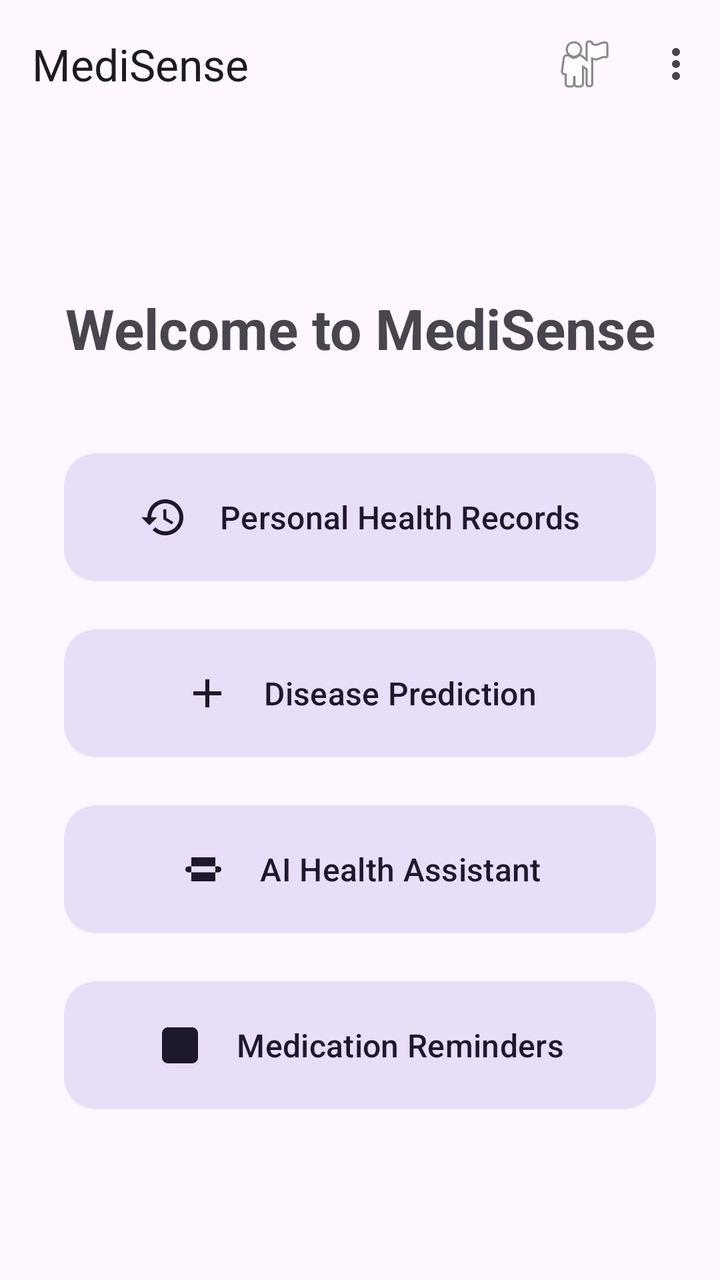
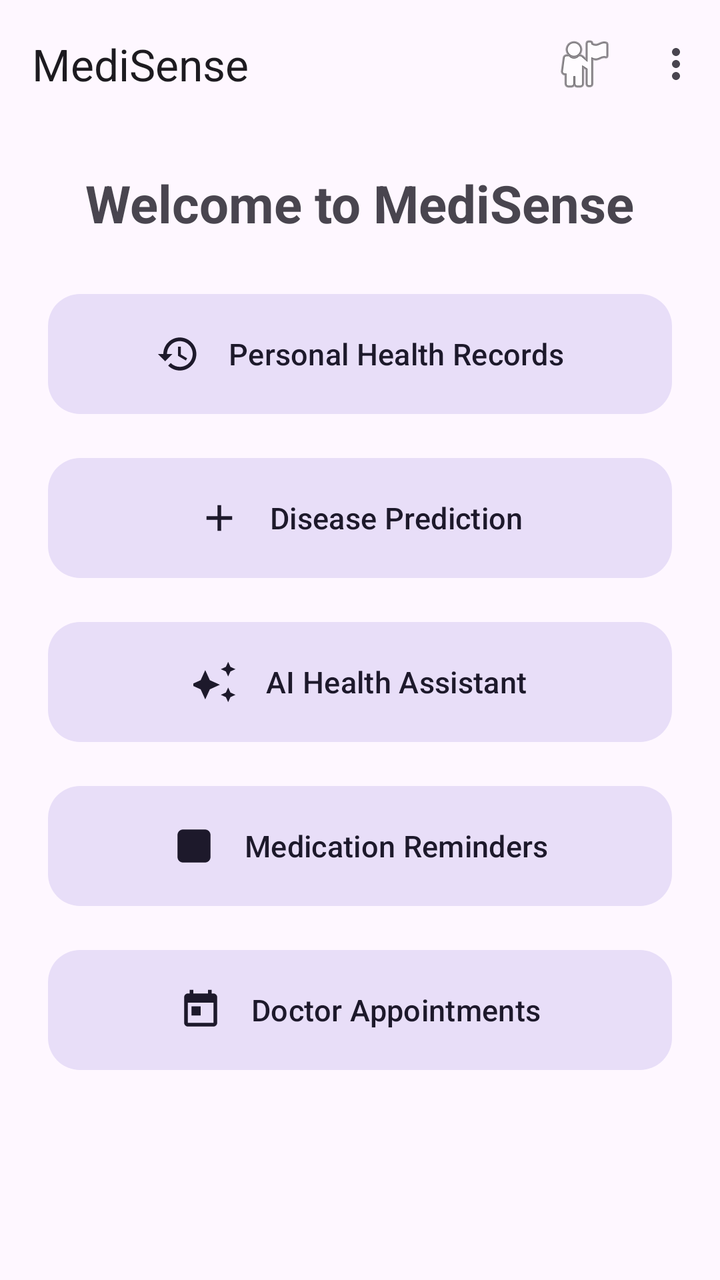

Two renders of the same Android screen: before a commit and after it. Below are the layout's source before the change and the commit's diff.
<!-- AndroidManifest.xml: application theme Theme.Medisense -->
<!-- res/layout/fragment_dashboard.xml -->
<?xml version="1.0" encoding="utf-8"?>
<androidx.constraintlayout.widget.ConstraintLayout xmlns:android="http://schemas.android.com/apk/res/android"
    xmlns:app="http://schemas.android.com/apk/res-auto"
    xmlns:tools="http://schemas.android.com/tools"
    android:layout_width="match_parent"
    android:layout_height="match_parent"
    tools:context=".ui.dashboard.DashboardFragment">

    <com.google.android.material.appbar.AppBarLayout
        android:id="@+id/appBarLayout"
        android:layout_width="match_parent"
        android:layout_height="wrap_content"
        app:layout_constraintTop_toTopOf="parent">

        <com.google.android.material.appbar.MaterialToolbar
            android:id="@+id/toolbar"
            android:layout_width="match_parent"
            android:layout_height="?attr/actionBarSize"
            app:title="MediSense"
            app:menu="@menu/menu_dashboard" />
    </com.google.android.material.appbar.AppBarLayout>

    <TextView
        android:id="@+id/tv_welcome"
        android:layout_width="wrap_content"
        android:layout_height="wrap_content"
        android:text="@string/welcome_dashboard"
        android:textSize="28sp"
        android:textStyle="bold"
        android:layout_marginBottom="40dp"
        app:layout_constraintBottom_toTopOf="@+id/btn_health_records"
        app:layout_constraintEnd_toEndOf="parent"
        app:layout_constraintStart_toStartOf="parent"
        app:layout_constraintTop_toBottomOf="@+id/appBarLayout"
        app:layout_constraintVertical_chainStyle="packed" />

    <com.google.android.material.button.MaterialButton
        android:id="@+id/btn_health_records"
        style="@style/Widget.Material3.Button.TonalButton"
        android:layout_width="0dp"
        android:layout_height="72dp"
        android:layout_marginStart="32dp"
        android:layout_marginEnd="32dp"
        android:layout_marginBottom="16dp"
        android:text="Personal Health Records"
        android:textSize="16sp"
        app:cornerRadius="16dp"
        app:icon="@drawable/ic_history"
        app:iconGravity="textStart"
        app:iconSize="24dp"
        app:iconPadding="16dp"
        app:layout_constraintBottom_toTopOf="@+id/btn_disease_prediction"
        app:layout_constraintEnd_toEndOf="parent"
        app:layout_constraintStart_toStartOf="parent"
        app:layout_constraintTop_toBottomOf="@+id/tv_welcome" />

    <com.google.android.material.button.MaterialButton
        android:id="@+id/btn_disease_prediction"
        style="@style/Widget.Material3.Button.TonalButton"
        android:layout_width="0dp"
        android:layout_height="72dp"
        android:layout_marginStart="32dp"
        android:layout_marginEnd="32dp"
        android:layout_marginBottom="16dp"
        android:text="Disease Prediction"
        android:textSize="16sp"
        app:cornerRadius="16dp"
        app:icon="@drawable/ic_add"
        app:iconGravity="textStart"
        app:iconSize="24dp"
        app:iconPadding="16dp"
        app:layout_constraintBottom_toTopOf="@+id/btn_ai_assistant"
        app:layout_constraintEnd_toEndOf="parent"
        app:layout_constraintStart_toStartOf="parent"
        app:layout_constraintTop_toBottomOf="@+id/btn_health_records" />

    <com.google.android.material.button.MaterialButton
        android:id="@+id/btn_ai_assistant"
        style="@style/Widget.Material3.Button.TonalButton"
        android:layout_width="0dp"
        android:layout_height="72dp"
        android:layout_marginStart="32dp"
        android:layout_marginEnd="32dp"
        android:layout_marginBottom="16dp"
        android:text="AI Health Assistant"
        android:textSize="16sp"
        app:cornerRadius="16dp"
        app:icon="@drawable/ic_medication"
        app:iconGravity="textStart"
        app:iconSize="24dp"
        app:iconPadding="16dp"
        app:layout_constraintBottom_toTopOf="@+id/btn_medication_reminders"
        app:layout_constraintEnd_toEndOf="parent"
        app:layout_constraintStart_toStartOf="parent"
        app:layout_constraintTop_toBottomOf="@+id/btn_disease_prediction" />

    <com.google.android.material.button.MaterialButton
        android:id="@+id/btn_medication_reminders"
        style="@style/Widget.Material3.Button.TonalButton"
        android:layout_width="0dp"
        android:layout_height="72dp"
        android:layout_marginStart="32dp"
        android:layout_marginEnd="32dp"
        android:text="@string/medication_reminder_title"
        android:textSize="16sp"
        app:cornerRadius="16dp"
        app:icon="@drawable/ic_pill"
        app:iconGravity="textStart"
        app:iconSize="24dp"
        app:iconPadding="16dp"
        app:layout_constraintBottom_toBottomOf="parent"
        app:layout_constraintEnd_toEndOf="parent"
        app:layout_constraintStart_toStartOf="parent"
        app:layout_constraintTop_toBottomOf="@+id/btn_ai_assistant" />

</androidx.constraintlayout.widget.ConstraintLayout>
<!-- resources referenced by this layout -->
<resources>
  <!-- drawable ic_add (drawable) -->
  <vector xmlns:android="http://schemas.android.com/apk/res/android"
      android:width="24dp"
      android:height="24dp"
      android:viewportWidth="24"
      android:viewportHeight="24">
    <path
        android:fillColor="#FFFFFFFF"
        android:pathData="M19,13h-6v6h-2v-6H5v-2h6V5h2v6h6v2z"/>
  </vector>
  <!-- drawable ic_history (drawable) -->
  <vector xmlns:android="http://schemas.android.com/apk/res/android"
      android:width="24dp"
      android:height="24dp"
      android:viewportWidth="24"
      android:viewportHeight="24">
    <path
        android:fillColor="#FF2196F3"
        android:pathData="M13,3c-4.97,0 -9,4.03 -9,9H1l3.89,3.89 0.07,0.14L9,12H6c0,-3.87 3.13,-7 7,-7s7,3.13 7,7 -3.13,7 -7,7c-1.93,0 -3.68,-0.79 -4.94,-2.06l-1.42,1.42C8.27,19.99 10.51,21 13,21c4.97,0 9,-4.03 9,-9s-4.03,-9 -9,-9zM12,8v5l4.28,2.54 0.72,-1.21 -3.5,-2.08V8H12z"/>
  </vector>
  <!-- drawable ic_medication (drawable) -->
  <vector xmlns:android="http://schemas.android.com/apk/res/android"
      android:width="24dp"
      android:height="24dp"
      android:viewportWidth="24"
      android:viewportHeight="24">
    <path
        android:fillColor="#FF2196F3"
        android:pathData="M4.5,10.5C3.67,10.5 3,11.17 3,12s0.67,1.5 1.5,1.5h15c0.83,0 1.5,-0.67 1.5,-1.5s-0.67,-1.5 -1.5,-1.5h-15zM6,6h12v12H6z"/>
  </vector>
  <!-- drawable ic_pill (drawable) -->
  <vector xmlns:android="http://schemas.android.com/apk/res/android"
      android:width="24dp"
      android:height="24dp"
      android:viewportWidth="24"
      android:viewportHeight="24">
    <path
        android:fillColor="#FF2196F3"
        android:pathData="M6,3h12c1.66,0 3,1.34 3,3v12c0,1.66 -1.34,3 -3,3H6c-1.66,0 -3,-1.34 -3,-3V6c0,-1.66 1.34,-3 3,-3z"/>
    <path
        android:fillColor="#FFFFFFFF"
        android:pathData="M4.5,10.5h15v3h-15z"/>
    <path
        android:fillColor="#FFFFFFFF"
        android:pathData="M10.5,4.5h3v15h-3z"/>
  </vector>
  <string name="medication_reminder_title">Medication Reminders</string>
  <string name="welcome_dashboard">Welcome to MediSense</string>
  <style name="Theme.Medisense" parent="Theme.Material3.DayNight.NoActionBar">
          
          
      </style>
</resources>

<!-- the commit's change to res/layout/fragment_dashboard.xml (unified diff, before → after) -->
@@ -1,5 +1,6 @@
 <?xml version="1.0" encoding="utf-8"?>
-<androidx.constraintlayout.widget.ConstraintLayout xmlns:android="http://schemas.android.com/apk/res/android"
+<androidx.coordinatorlayout.widget.CoordinatorLayout
+    xmlns:android="http://schemas.android.com/apk/res/android"
     xmlns:app="http://schemas.android.com/apk/res-auto"
     xmlns:tools="http://schemas.android.com/tools"
     android:layout_width="match_parent"
@@ -9,8 +10,7 @@
     <com.google.android.material.appbar.AppBarLayout
         android:id="@+id/appBarLayout"
         android:layout_width="match_parent"
-        android:layout_height="wrap_content"
-        app:layout_constraintTop_toTopOf="parent">
+        android:layout_height="wrap_content">
 
         <com.google.android.material.appbar.MaterialToolbar
             android:id="@+id/toolbar"
@@ -20,97 +20,100 @@
             app:menu="@menu/menu_dashboard" />
     </com.google.android.material.appbar.AppBarLayout>
 
-    <TextView
-        android:id="@+id/tv_welcome"
-        android:layout_width="wrap_content"
-        android:layout_height="wrap_content"
-        android:text="@string/welcome_dashboard"
-        android:textSize="28sp"
-        android:textStyle="bold"
-        android:layout_marginBottom="40dp"
-        app:layout_constraintBottom_toTopOf="@+id/btn_health_records"
-        app:layout_constraintEnd_toEndOf="parent"
-        app:layout_constraintStart_toStartOf="parent"
-        app:layout_constraintTop_toBottomOf="@+id/appBarLayout"
-        app:layout_constraintVertical_chainStyle="packed" />
+    <androidx.core.widget.NestedScrollView
+        android:layout_width="match_parent"
+        android:layout_height="match_parent"
+        android:fillViewport="true"
+        app:layout_behavior="@string/appbar_scrolling_view_behavior">
 
-    <com.google.android.material.button.MaterialButton
-        android:id="@+id/btn_health_records"
-        style="@style/Widget.Material3.Button.TonalButton"
-        android:layout_width="0dp"
-        android:layout_height="72dp"
-        android:layout_marginStart="32dp"
-        android:layout_marginEnd="32dp"
-        android:layout_marginBottom="16dp"
-        android:text="Personal Health Records"
-        android:textSize="16sp"
-        app:cornerRadius="16dp"
-        app:icon="@drawable/ic_history"
-        app:iconGravity="textStart"
-        app:iconSize="24dp"
-        app:iconPadding="16dp"
-        app:layout_constraintBottom_toTopOf="@+id/btn_disease_prediction"
-        app:layout_constraintEnd_toEndOf="parent"
-        app:layout_constraintStart_toStartOf="parent"
-        app:layout_constraintTop_toBottomOf="@+id/tv_welcome" />
+        <LinearLayout
+            android:layout_width="match_parent"
+            android:layout_height="wrap_content"
+            android:gravity="center_horizontal"
+            android:orientation="vertical"
+            android:paddingHorizontal="24dp"
+            android:paddingVertical="20dp">
 
-    <com.google.android.material.button.MaterialButton
-        android:id="@+id/btn_disease_prediction"
-        style="@style/Widget.Material3.Button.TonalButton"
-        android:layout_width="0dp"
-        android:layout_height="72dp"
-        android:layout_marginStart="32dp"
-        android:layout_marginEnd="32dp"
-        android:layout_marginBottom="16dp"
-        android:text="Disease Prediction"
-        android:textSize="16sp"
-        app:cornerRadius="16dp"
-        app:icon="@drawable/ic_add"
-        app:iconGravity="textStart"
-        app:iconSize="24dp"
-        app:iconPadding="16dp"
-        app:layout_constraintBottom_toTopOf="@+id/btn_ai_assistant"
-        app:layout_constraintEnd_toEndOf="parent"
-        app:layout_constraintStart_toStartOf="parent"
-        app:layout_constraintTop_toBottomOf="@+id/btn_health_records" />
+            <TextView
+                android:id="@+id/tv_welcome"
+                android:layout_width="wrap_content"
+                android:layout_height="wrap_content"
+                android:layout_marginBottom="24dp"
+                android:text="@string/welcome_dashboard"
+                android:textSize="26sp"
+                android:textStyle="bold" />
 
-    <com.google.android.material.button.MaterialButton
-        android:id="@+id/btn_ai_assistant"
-        style="@style/Widget.Material3.Button.TonalButton"
-        android:layout_width="0dp"
-        android:layout_height="72dp"
-        android:layout_marginStart="32dp"
-        android:layout_marginEnd="32dp"
-        android:layout_marginBottom="16dp"
-        android:text="AI Health Assistant"
-        android:textSize="16sp"
-        app:cornerRadius="16dp"
-        app:icon="@drawable/ic_medication"
-        app:iconGravity="textStart"
-        app:iconSize="24dp"
-        app:iconPadding="16dp"
-        app:layout_constraintBottom_toTopOf="@+id/btn_medication_reminders"
-        app:layout_constraintEnd_toEndOf="parent"
-        app:layout_constraintStart_toStartOf="parent"
-        app:layout_constraintTop_toBottomOf="@+id/btn_disease_prediction" />
+            <com.google.android.material.button.MaterialButton
+                android:id="@+id/btn_health_records"
+                style="@style/Widget.Material3.Button.TonalButton"
+                android:layout_width="match_parent"
+                android:layout_height="68dp"
+                android:layout_marginBottom="14dp"
+                android:text="Personal Health Records"
+                android:textSize="15sp"
+                app:cornerRadius="16dp"
+                app:icon="@drawable/ic_history"
+                app:iconGravity="textStart"
+                app:iconPadding="14dp"
+                app:iconSize="22dp" />
 
-    <com.google.android.material.button.MaterialButton
-        android:id="@+id/btn_medication_reminders"
-        style="@style/Widget.Material3.Button.TonalButton"
-        android:layout_width="0dp"
-        android:layout_height="72dp"
-        android:layout_marginStart="32dp"
-        android:layout_marginEnd="32dp"
-        android:text="@string/medication_reminder_title"
-        android:textSize="16sp"
-        app:cornerRadius="16dp"
-        app:icon="@drawable/ic_pill"
-        app:iconGravity="textStart"
-        app:iconSize="24dp"
-        app:iconPadding="16dp"
-        app:layout_constraintBottom_toBottomOf="parent"
-        app:layout_constraintEnd_toEndOf="parent"
-        app:layout_constraintStart_toStartOf="parent"
-        app:layout_constraintTop_toBottomOf="@+id/btn_ai_assistant" />
+            <com.google.android.material.button.MaterialButton
+                android:id="@+id/btn_disease_prediction"
+                style="@style/Widget.Material3.Button.TonalButton"
+                android:layout_width="match_parent"
+                android:layout_height="68dp"
+                android:layout_marginBottom="14dp"
+                android:text="Disease Prediction"
+                android:textSize="15sp"
+                app:cornerRadius="16dp"
+                app:icon="@drawable/ic_add"
+                app:iconGravity="textStart"
+                app:iconPadding="14dp"
+                app:iconSize="22dp" />
 
-</androidx.constraintlayout.widget.ConstraintLayout>
+            <com.google.android.material.button.MaterialButton
+                android:id="@+id/btn_ai_assistant"
+                style="@style/Widget.Material3.Button.TonalButton"
+                android:layout_width="match_parent"
+                android:layout_height="68dp"
+                android:layout_marginBottom="14dp"
+                android:text="AI Health Assistant"
+                android:textSize="15sp"
+                app:cornerRadius="16dp"
+                app:icon="@drawable/ic_ai"
+                app:iconGravity="textStart"
+                app:iconPadding="14dp"
+                app:iconSize="22dp" />
+
+            <com.google.android.material.button.MaterialButton
+                android:id="@+id/btn_medication_reminders"
+                style="@style/Widget.Material3.Button.TonalButton"
+                android:layout_width="match_parent"
+                android:layout_height="68dp"
+                android:layout_marginBottom="14dp"
+                android:text="@string/medication_reminder_title"
+                android:textSize="15sp"
+                app:cornerRadius="16dp"
+                app:icon="@drawable/ic_pill"
+                app:iconGravity="textStart"
+                app:iconPadding="14dp"
+                app:iconSize="22dp" />
+
+            <com.google.android.material.button.MaterialButton
+                android:id="@+id/btn_appointments"
+                style="@style/Widget.Material3.Button.TonalButton"
+                android:layout_width="match_parent"
+                android:layout_height="68dp"
+                android:layout_marginBottom="24dp"
+                android:text="Doctor Appointments"
+                android:textSize="15sp"
+                app:cornerRadius="16dp"
+                app:icon="@drawable/ic_calendar"
+                app:iconGravity="textStart"
+                app:iconPadding="14dp"
+                app:iconSize="22dp" />
+
+        </LinearLayout>
+    </androidx.core.widget.NestedScrollView>
+
+</androidx.coordinatorlayout.widget.CoordinatorLayout>
<!-- resource entries referenced after the edit -->
@@ -10,6 +10,26 @@
         android:fillColor="#FFFFFFFF"
         android:pathData="M19,13h-6v6h-2v-6H5v-2h6V5h2v6h6v2z"/>
   </vector>
+  <!-- drawable ic_ai (drawable) -->
+  <vector xmlns:android="http://schemas.android.com/apk/res/android"
+      android:width="24dp"
+      android:height="24dp"
+      android:viewportWidth="24"
+      android:viewportHeight="24">
+    <path
+        android:fillColor="#FF2196F3"
+        android:pathData="M19,9l1.25,-2.75L23,5l-2.75,-1.25L19,1l-1.25,2.75L15,5l2.75,1.25L19,9zM9,11L6.5,5.5L4,11L-1.5,13.5L4,16l2.5,5.5L9,16l5.5,-2.5L9,11zM19,15l-1.25,2.75L15,19l2.75,1.25L19,23l1.25,-2.75L23,19l-2.75,-1.25L19,15z"/>
+  </vector>
+  <!-- drawable ic_calendar (drawable) -->
+  <vector xmlns:android="http://schemas.android.com/apk/res/android"
+      android:width="24dp"
+      android:height="24dp"
+      android:viewportWidth="24"
+      android:viewportHeight="24">
+    <path
+        android:fillColor="#FF757575"
+        android:pathData="M19,3h-1V1h-2v2H8V1H6v2H5c-1.11,0 -1.99,0.9 -1.99,2L3,19c0,1.1 0.89,2 2,2h14c1.1,0 2,-0.9 2,-2V5c0,-1.1 -0.9,-2 -2,-2zm0,16H5V8h14v11zM7,10h5v5H7z"/>
+  </vector>
   <!-- drawable ic_history (drawable) -->
   <vector xmlns:android="http://schemas.android.com/apk/res/android"
       android:width="24dp"
@@ -19,16 +39,6 @@
     <path
         android:fillColor="#FF2196F3"
         android:pathData="M13,3c-4.97,0 -9,4.03 -9,9H1l3.89,3.89 0.07,0.14L9,12H6c0,-3.87 3.13,-7 7,-7s7,3.13 7,7 -3.13,7 -7,7c-1.93,0 -3.68,-0.79 -4.94,-2.06l-1.42,1.42C8.27,19.99 10.51,21 13,21c4.97,0 9,-4.03 9,-9s-4.03,-9 -9,-9zM12,8v5l4.28,2.54 0.72,-1.21 -3.5,-2.08V8H12z"/>
-  </vector>
-  <!-- drawable ic_medication (drawable) -->
-  <vector xmlns:android="http://schemas.android.com/apk/res/android"
-      android:width="24dp"
-      android:height="24dp"
-      android:viewportWidth="24"
-      android:viewportHeight="24">
-    <path
-        android:fillColor="#FF2196F3"
-        android:pathData="M4.5,10.5C3.67,10.5 3,11.17 3,12s0.67,1.5 1.5,1.5h15c0.83,0 1.5,-0.67 1.5,-1.5s-0.67,-1.5 -1.5,-1.5h-15zM6,6h12v12H6z"/>
   </vector>
   <!-- drawable ic_pill (drawable) -->
   <vector xmlns:android="http://schemas.android.com/apk/res/android"
